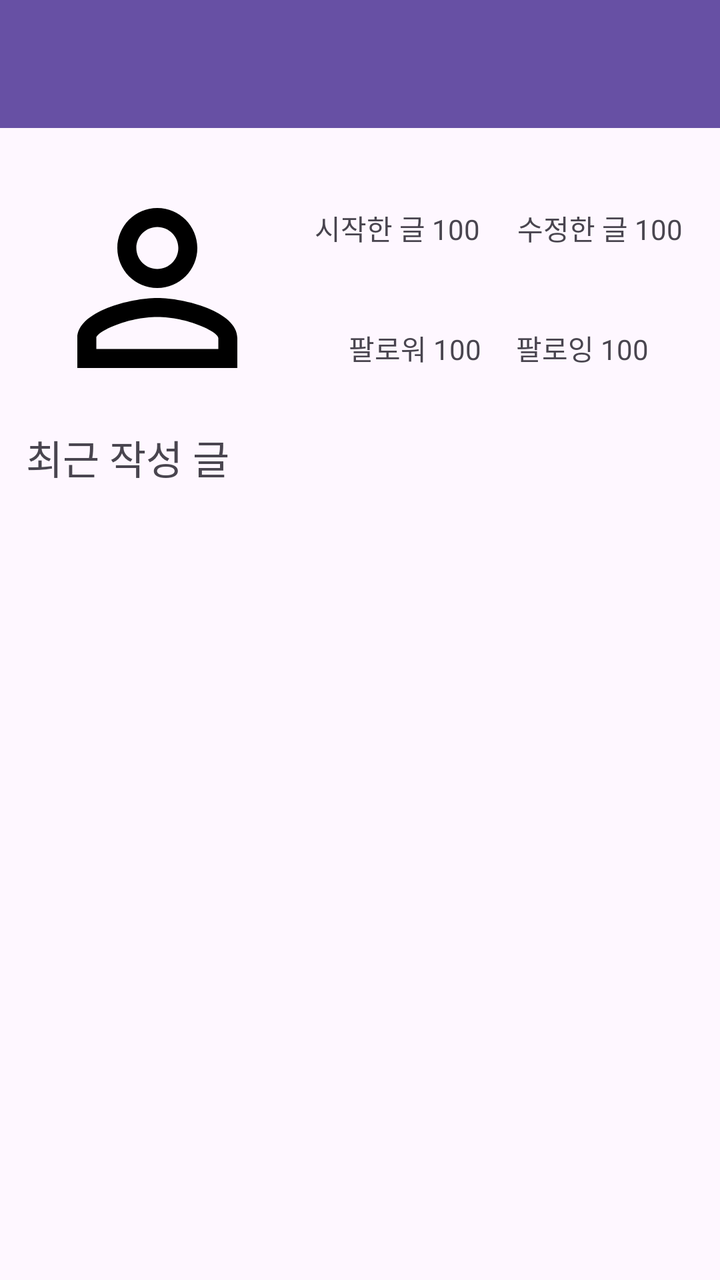
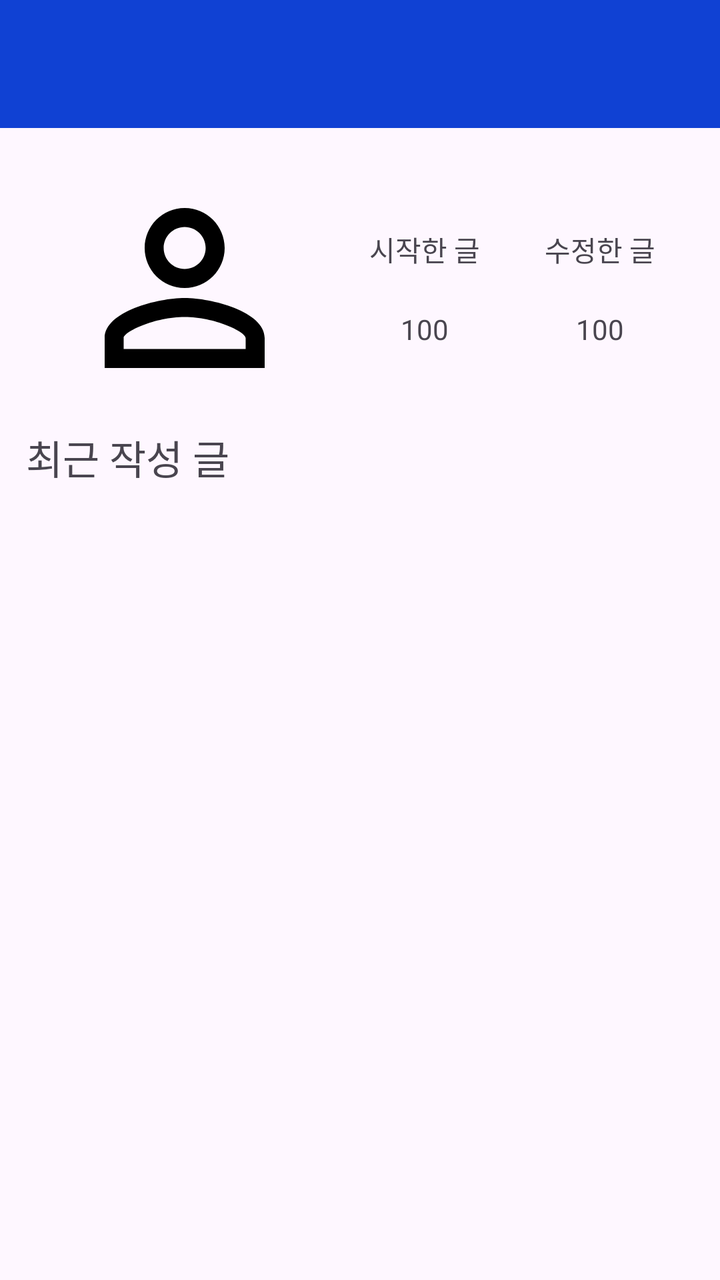

Two renders of the same Android screen: before a commit and after it. Below are the layout's source before the change and the commit's diff.
<!-- AndroidManifest.xml: application theme Theme.YamooWikiProject -->
<!-- res/layout/fragment_myinfo.xml -->
<?xml version="1.0" encoding="utf-8"?>
<androidx.constraintlayout.widget.ConstraintLayout xmlns:android="http://schemas.android.com/apk/res/android"
    xmlns:app="http://schemas.android.com/apk/res-auto"
    xmlns:tools="http://schemas.android.com/tools"
    android:layout_width="match_parent"
    android:layout_height="match_parent"
    tools:context=".ui.myinfo.MyInfoFragment">

    <com.google.android.material.appbar.MaterialToolbar
        android:id="@+id/materialToolbar"
        android:layout_width="match_parent"
        android:layout_height="wrap_content"
        android:background="?attr/colorPrimary"
        android:minHeight="?attr/actionBarSize"
        android:theme="?attr/actionBarTheme"
        app:layout_constraintVertical_bias="0"
        app:layout_constraintBottom_toBottomOf="parent"
        app:layout_constraintEnd_toEndOf="parent"
        app:layout_constraintStart_toStartOf="parent"
        app:layout_constraintTop_toTopOf="parent" />

    <ImageView
        android:id="@+id/imageView"
        android:layout_width="120dp"
        android:layout_height="120dp"
        android:maxWidth="120dp"
        android:maxHeight="120dp"
        android:adjustViewBounds="true"
        app:layout_constraintStart_toStartOf="parent"
        app:layout_constraintTop_toBottomOf="@+id/materialToolbar"
        app:layout_constraintEnd_toStartOf="@id/textStartedPost"
        app:layout_constraintBottom_toTopOf="@id/latestPost"
        android:layout_marginTop="20dp"
        android:src="@drawable/baseline_person_outline_24" />

    <TextView
        android:id="@+id/textStartedPost"
        android:layout_width="wrap_content"
        android:layout_height="wrap_content"
        android:text="시작한 글 100"
        app:layout_constraintBottom_toTopOf="@id/textFollower"
        app:layout_constraintEnd_toStartOf="@id/textEditedPost"
        app:layout_constraintStart_toEndOf="@+id/imageView"
        app:layout_constraintTop_toTopOf="@+id/imageView" />

    <TextView
        android:id="@+id/textEditedPost"
        android:layout_width="wrap_content"
        android:layout_height="wrap_content"
        android:text="수정한 글 100"
        app:layout_constraintBottom_toBottomOf="@+id/textStartedPost"
        app:layout_constraintEnd_toEndOf="parent"
        app:layout_constraintStart_toEndOf="@id/textStartedPost"
        app:layout_constraintTop_toTopOf="@id/textStartedPost" />

    <TextView
        android:id="@+id/textFollower"
        android:layout_width="wrap_content"
        android:layout_height="wrap_content"
        android:layout_marginTop="20dp"
        android:text="팔로워 100"
        app:layout_constraintBottom_toBottomOf="@+id/imageView"
        app:layout_constraintEnd_toStartOf="@id/textFollowing"
        app:layout_constraintStart_toStartOf="@id/textStartedPost"
        app:layout_constraintTop_toBottomOf="@+id/textStartedPost" />

    <TextView
        android:id="@+id/textFollowing"
        android:layout_width="wrap_content"
        android:layout_height="wrap_content"
        android:text="팔로잉 100"
        app:layout_constraintBottom_toBottomOf="@+id/textFollower"
        app:layout_constraintEnd_toEndOf="@+id/textEditedPost"
        app:layout_constraintStart_toEndOf="@id/textFollower"
        app:layout_constraintTop_toTopOf="@id/textFollower" />

    <TextView
        android:id="@+id/latestPost"
        android:layout_width="wrap_content"
        android:layout_height="wrap_content"
        android:layout_marginTop="10dp"
        android:text="최근 작성 글"
        android:textSize="20sp"
        app:layout_constraintEnd_toEndOf="parent"
        app:layout_constraintStart_toStartOf="parent"
        app:layout_constraintTop_toBottomOf="@id/imageView"
        app:layout_constraintBottom_toTopOf="@id/recyclerView"
        app:layout_constraintHorizontal_bias="0.05"
        />

    <androidx.recyclerview.widget.RecyclerView
        android:id="@+id/recyclerView"
        android:layout_width="match_parent"
        android:layout_height="0dp"
        android:layout_marginTop="10dp"
        app:layout_constraintBottom_toBottomOf="parent"
        app:layout_constraintEnd_toEndOf="parent"
        app:layout_constraintStart_toStartOf="parent"
        app:layout_constraintTop_toBottomOf="@id/latestPost" />


</androidx.constraintlayout.widget.ConstraintLayout>
<!-- resources referenced by this layout -->
<resources>
  <!-- drawable baseline_person_outline_24 (drawable) -->
  <vector android:height="24dp" android:tint="#000000"
      android:viewportHeight="24" android:viewportWidth="24"
      android:width="24dp" xmlns:android="http://schemas.android.com/apk/res/android">
      <path android:fillColor="@android:color/white" android:pathData="M12,5.9c1.16,0 2.1,0.94 2.1,2.1s-0.94,2.1 -2.1,2.1S9.9,9.16 9.9,8s0.94,-2.1 2.1,-2.1m0,9c2.97,0 6.1,1.46 6.1,2.1v1.1L5.9,18.1L5.9,17c0,-0.64 3.13,-2.1 6.1,-2.1M12,4C9.79,4 8,5.79 8,8s1.79,4 4,4 4,-1.79 4,-4 -1.79,-4 -4,-4zM12,13c-2.67,0 -8,1.34 -8,4v3h16v-3c0,-2.66 -5.33,-4 -8,-4z"/>
  </vector>
  <style name="Theme.YamooWikiProject" parent="Base.Theme.YamooWikiProject" />
  <style name="Base.Theme.YamooWikiProject" parent="Theme.Material3.DayNight.NoActionBar">
          
          
  
  
  
  
  
  
          <item name="android:statusBarColor">@color/white</item>
          <item name="android:windowLightStatusBar">true</item>
  
      </style>
  <color name="white">#FFFFFFFF</color>
</resources>

<!-- the commit's change to res/layout/fragment_myinfo.xml (unified diff, before → after) -->
@@ -13,66 +13,67 @@
         android:background="?attr/colorPrimary"
         android:minHeight="?attr/actionBarSize"
         android:theme="?attr/actionBarTheme"
-        app:layout_constraintVertical_bias="0"
         app:layout_constraintBottom_toBottomOf="parent"
         app:layout_constraintEnd_toEndOf="parent"
         app:layout_constraintStart_toStartOf="parent"
-        app:layout_constraintTop_toTopOf="parent" />
+        app:layout_constraintTop_toTopOf="parent"
+        app:layout_constraintVertical_bias="0" />
 
     <ImageView
         android:id="@+id/imageView"
         android:layout_width="120dp"
         android:layout_height="120dp"
+        android:layout_marginTop="20dp"
+        android:adjustViewBounds="true"
         android:maxWidth="120dp"
         android:maxHeight="120dp"
-        android:adjustViewBounds="true"
+        android:src="@drawable/baseline_person_outline_24"
+        app:layout_constraintBottom_toTopOf="@id/latestPost"
+        app:layout_constraintEnd_toStartOf="@id/startedPost"
         app:layout_constraintStart_toStartOf="parent"
-        app:layout_constraintTop_toBottomOf="@+id/materialToolbar"
-        app:layout_constraintEnd_toStartOf="@id/textStartedPost"
-        app:layout_constraintBottom_toTopOf="@id/latestPost"
-        android:layout_marginTop="20dp"
-        android:src="@drawable/baseline_person_outline_24" />
+        app:layout_constraintTop_toBottomOf="@+id/materialToolbar" />
 
     <TextView
-        android:id="@+id/textStartedPost"
+        android:id="@+id/startedPost"
         android:layout_width="wrap_content"
         android:layout_height="wrap_content"
-        android:text="시작한 글 100"
-        app:layout_constraintBottom_toTopOf="@id/textFollower"
-        app:layout_constraintEnd_toStartOf="@id/textEditedPost"
+        android:text="시작한 글"
+        app:layout_constraintBottom_toTopOf="@id/startedPostNumber"
+        app:layout_constraintEnd_toStartOf="@id/editedPost"
         app:layout_constraintStart_toEndOf="@+id/imageView"
-        app:layout_constraintTop_toTopOf="@+id/imageView" />
+        app:layout_constraintTop_toTopOf="@+id/imageView"
+        app:layout_constraintVertical_chainStyle="packed" />
 
     <TextView
-        android:id="@+id/textEditedPost"
+        android:id="@+id/editedPost"
         android:layout_width="wrap_content"
         android:layout_height="wrap_content"
-        android:text="수정한 글 100"
-        app:layout_constraintBottom_toBottomOf="@+id/textStartedPost"
+        android:text="수정한 글"
+        app:layout_constraintBottom_toBottomOf="@+id/startedPost"
         app:layout_constraintEnd_toEndOf="parent"
-        app:layout_constraintStart_toEndOf="@id/textStartedPost"
-        app:layout_constraintTop_toTopOf="@id/textStartedPost" />
+        app:layout_constraintStart_toEndOf="@id/startedPost"
+        app:layout_constraintTop_toTopOf="@id/startedPost" />
 
     <TextView
-        android:id="@+id/textFollower"
+        android:id="@+id/startedPostNumber"
         android:layout_width="wrap_content"
         android:layout_height="wrap_content"
         android:layout_marginTop="20dp"
-        android:text="팔로워 100"
+        android:text="100"
         app:layout_constraintBottom_toBottomOf="@+id/imageView"
-        app:layout_constraintEnd_toStartOf="@id/textFollowing"
-        app:layout_constraintStart_toStartOf="@id/textStartedPost"
-        app:layout_constraintTop_toBottomOf="@+id/textStartedPost" />
+        app:layout_constraintEnd_toEndOf="@+id/startedPost"
+        app:layout_constraintStart_toStartOf="@id/startedPost"
+        app:layout_constraintTop_toBottomOf="@+id/startedPost" />
 
     <TextView
-        android:id="@+id/textFollowing"
+        android:id="@+id/editedPostNumber"
         android:layout_width="wrap_content"
         android:layout_height="wrap_content"
-        android:text="팔로잉 100"
-        app:layout_constraintBottom_toBottomOf="@+id/textFollower"
-        app:layout_constraintEnd_toEndOf="@+id/textEditedPost"
-        app:layout_constraintStart_toEndOf="@id/textFollower"
-        app:layout_constraintTop_toTopOf="@id/textFollower" />
+        android:text="100"
+        app:layout_constraintBottom_toBottomOf="@+id/startedPostNumber"
+        app:layout_constraintEnd_toEndOf="@+id/editedPost"
+        app:layout_constraintStart_toStartOf="@+id/editedPost"
+        app:layout_constraintTop_toTopOf="@id/startedPostNumber" />
 
     <TextView
         android:id="@+id/latestPost"
@@ -81,12 +82,11 @@
         android:layout_marginTop="10dp"
         android:text="최근 작성 글"
         android:textSize="20sp"
+        app:layout_constraintBottom_toTopOf="@id/recyclerView"
         app:layout_constraintEnd_toEndOf="parent"
+        app:layout_constraintHorizontal_bias="0.05"
         app:layout_constraintStart_toStartOf="parent"
-        app:layout_constraintTop_toBottomOf="@id/imageView"
-        app:layout_constraintBottom_toTopOf="@id/recyclerView"
-        app:layout_constraintHorizontal_bias="0.05"
-        />
+        app:layout_constraintTop_toBottomOf="@id/imageView" />
 
     <androidx.recyclerview.widget.RecyclerView
         android:id="@+id/recyclerView"
<!-- resource entries referenced after the edit -->
@@ -9,17 +9,14 @@
   <style name="Theme.YamooWikiProject" parent="Base.Theme.YamooWikiProject" />
   <style name="Base.Theme.YamooWikiProject" parent="Theme.Material3.DayNight.NoActionBar">
           
-          
-  
-  
-  
+          <item name="colorPrimary">@color/blue</item>
   
   
   
           <item name="android:statusBarColor">@color/white</item>
           <item name="android:windowLightStatusBar">true</item>
-  
       </style>
+  <color name="blue">#1041D3</color>
   <color name="white">#FFFFFFFF</color>
 </resources>
 
